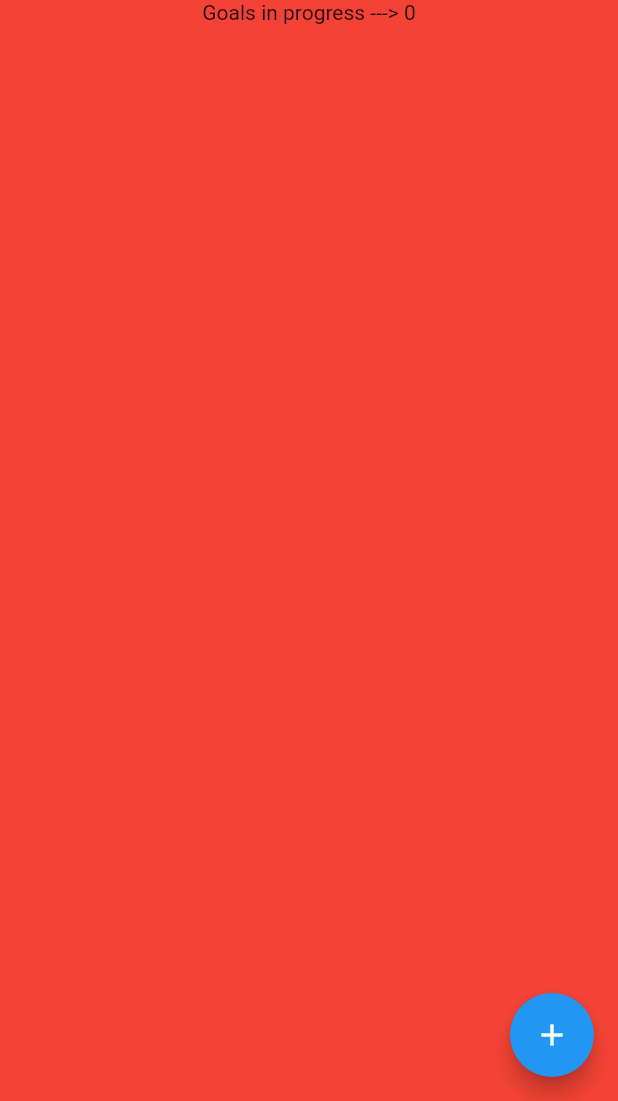
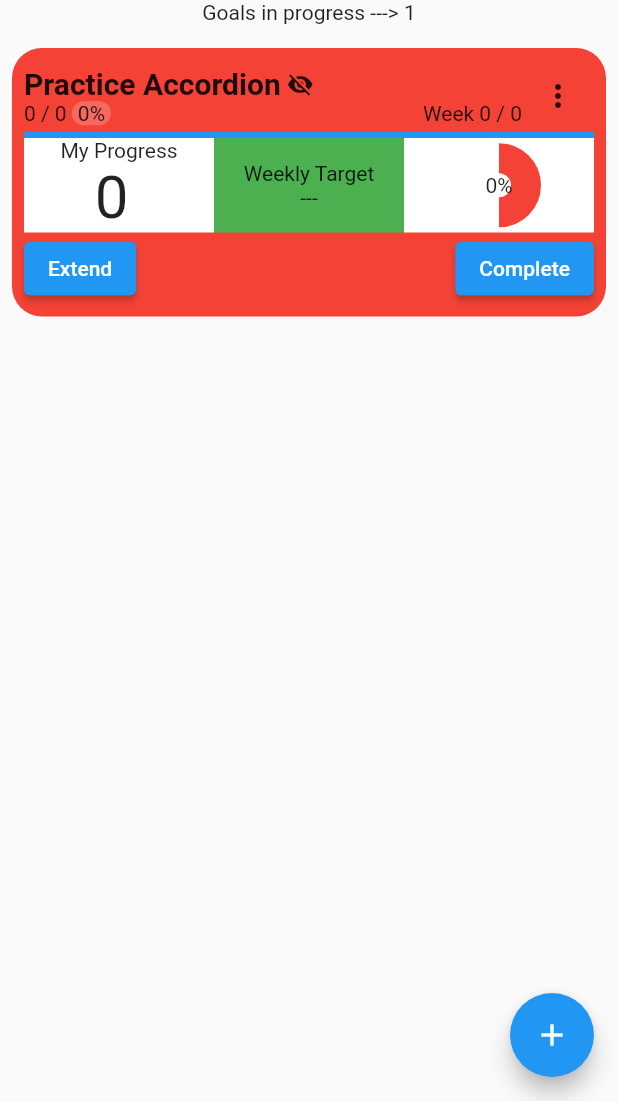
Before and after one commit to braysch/rootine_flutter, a Flutter app: the GoalsScreen screen opened directly, tab 2 chosen, on a phone screen of 412 x 824 dp, the part 135-1236 px from its top. Run offline on Flutter 3.47's test engine with Material 2 defaults, Android fonts, the phone set to English and light mode, and no system bars; our stand-ins replace firebase_auth, fluttertoast, google_sign_in; missing offline and left inert: firebase, joda_time, rootine, your_package_name, your_project_name_here; accounts and stored records are empty.

Commit message:
Did some serious work on the rootine item. Doesn't look half bad.

```diff
--- a/lib/components/RootineItem.dart
+++ b/lib/components/RootineItem.dart
@@ -204,7 +204,9 @@ Widget GoalItem(Goal goal) {
   // Add the other if conditions similarly...
 
   return Container(
+    margin: EdgeInsets.fromLTRB(8, 8, 8, 0),
       decoration: BoxDecoration(
+        borderRadius: BorderRadius.circular(20),
         color: goal.itemColor as Color,
       ),
       padding: EdgeInsets.all(8),
@@ -212,21 +214,26 @@ Widget GoalItem(Goal goal) {
         children: [
           Row(
             children: [
+              Expanded(child:
               Column(
                 crossAxisAlignment: CrossAxisAlignment.start,
                 children: [
                   Row(
+                    crossAxisAlignment: CrossAxisAlignment.center,
                     children: [
                       Text(
-                        goal.name,
+                        "Practice Accordion",
+                        //goal.name,
                         style: TextStyle(
                           fontWeight: FontWeight.bold,
+                          fontSize: 20
                         ),
                         maxLines: 1,
                       ),
+                      SizedBox(width: 4),
                       Icon(
-                          Icons.lock,
-                          size: 16.0,
+                          Icons.visibility_off,
+                          size: 18.0,
                         ),
                     ],
                   ),
@@ -243,17 +250,23 @@ Widget GoalItem(Goal goal) {
                         ],
                       ),
                       Column(
+                        crossAxisAlignment: CrossAxisAlignment.end,
                         children: [
+                          Container(
+                            padding: EdgeInsets.symmetric(horizontal: 4),
+                            decoration: BoxDecoration(
+                              borderRadius: BorderRadius.circular(8),
+                              color: Colors.white.withOpacity(0.2),
+                            ),
+                            child:
                           Text(
                             "${(goal.totalPercentage * 100).toInt()}%",
-                            style: TextStyle(
-                              backgroundColor: Colors.white.withOpacity(0.20),
                           ),
                           ),
                         ],
                       ),
+                      Expanded(child: Container()),
                       Column(
-                        crossAxisAlignment: CrossAxisAlignment.end,
                         children: [
                           Text(
                             goal.state != GoalStates.SHELVED
@@ -265,6 +278,7 @@ Widget GoalItem(Goal goal) {
                     ],
                   ),
                 ],
+              ),
               ),
               Column(
                 children: [
@@ -310,10 +324,12 @@ Widget GoalItem(Goal goal) {
             value: 3,
           ),
           Container(
+            child: IntrinsicHeight(
               child: Row(
                 children: [
-                Container(
-                  color: goal.targetBoxColor as Color,
+                  Expanded(
+                    child: Container(
+                      color: Colors.white,
                       child: Column(
                         mainAxisAlignment: MainAxisAlignment.center,
                         children: [
@@ -323,22 +339,16 @@ Widget GoalItem(Goal goal) {
                                 ? "${goal.progress.toInt()} ${goal.units}"
                                 : "${goal.progress}",
                             style: TextStyle(
-                          fontSize: 14.0,
+                              fontSize: 40.0,
                             ),
-                        /*onTap: () {
-                          if (goal.time) {
-                            //openDialogTime.value = true;
-                          } else {
-                            //openDialog.value = true;
-                          }
-                          // updateGoal
-                        },*/
                           ),
                         ],
                       ),
                     ),
-                Container(
-                  color: goal.progressBoxColor as Color,
+                  ),
+                  Expanded(
+                    child: Container(
+                      color: Colors.green,
                       child: Column(
                         mainAxisAlignment: MainAxisAlignment.center,
                         children: [
@@ -356,16 +366,18 @@ Widget GoalItem(Goal goal) {
                         ],
                       ),
                     ),
-                Container(
-                  color: goal.percentageBoxColor as Color,
+                  ),
+                  Expanded(
+                    child: Container(
+                      color: Colors.white,
                       child: Column(
                         mainAxisAlignment: MainAxisAlignment.center,
                         children: [
+                          Stack(
+                            alignment: Alignment.center,
+                            children: [
                               CircularProgressIndicator(
-                        value: goal.state != GoalStates.SHELVED &&
-                            !goal.weeklyPercentage.isNaN
-                            ? goal.weeklyPercentage
-                            : 0.0,
+                                value: .5,
                                 strokeWidth: 20.0,
                                 valueColor: AlwaysStoppedAnimation(
                                   goal.weeklyProgressColor as Color,
@@ -381,9 +393,14 @@ Widget GoalItem(Goal goal) {
                               ),
                             ],
                           ),
+                        ],
+                      ),
+                    ),
                   ),
                 ],
               ),
+            )
+
           ),
           Row(
               children: [
@@ -403,7 +420,6 @@ Widget GoalItem(Goal goal) {
                 ),
               ],
             ),
-          SizedBox(height: 8.0),
         ],
       ),
   );
--- a/lib/repositories/GoalsManager.dart
+++ b/lib/repositories/GoalsManager.dart
@@ -16,7 +16,7 @@ class GoalsManager {
   List<Goal> allGoals = [];
   List<Goal> shelved = [];
   List<Goal> completed = [];
-  List<Goal> inProgress = [];
+  List<Goal> inProgress = [Goal("34")];
 
   Future<List<Goal>> getInProgress() async {
     inProgress.clear();
--- a/lib/screens/goals/GoalsInProgressScreen.dart
+++ b/lib/screens/goals/GoalsInProgressScreen.dart
@@ -11,7 +11,6 @@ class GoalsInProgressScreen extends StatelessWidget {
   Widget build(BuildContext context) {
     return Scaffold(
       body: Container(
-        color: Colors.red,
         child: Column(
         children: [
           Text("Goals in progress ---> ${goalsManager.inProgress.length}"),
```
Lines whose indentation alone changed are shown as unchanged.
